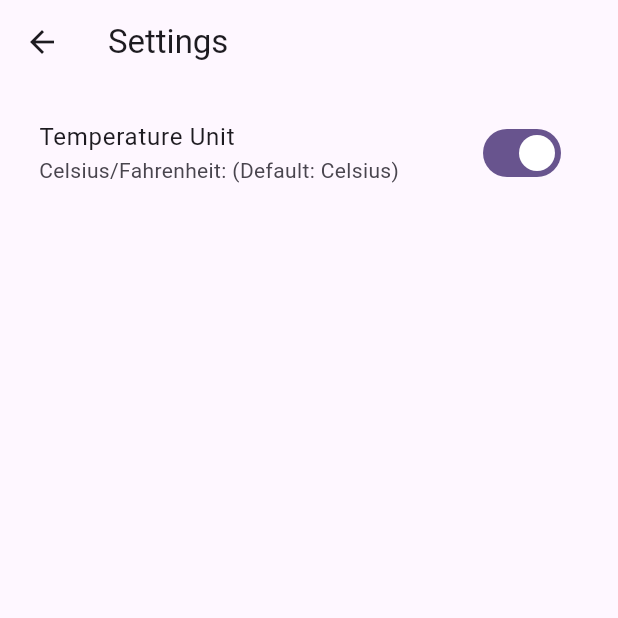
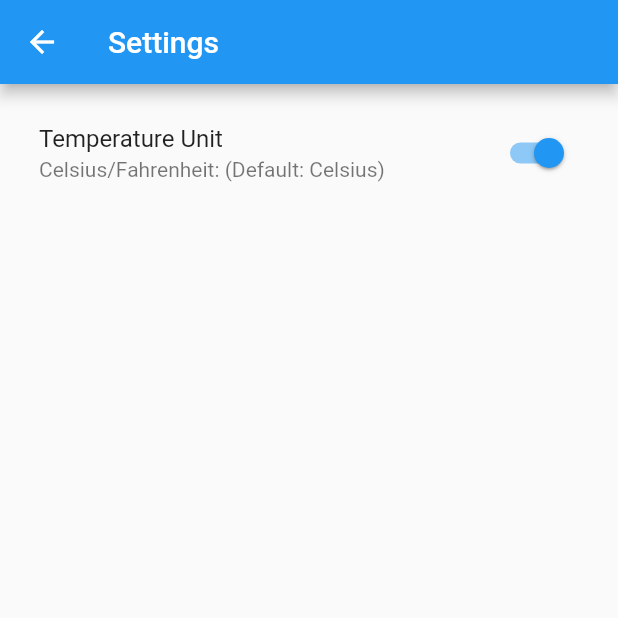
Before and after one commit to phuongltd97dn/FlutterWeatherApp, a Flutter app: the screen it shows after launch, after a tap on the "settings" icon, on a phone screen of 412 x 824 dp, the top half of it. Run offline on Flutter 3.47's test engine with Material 2 defaults, Android fonts, the phone set to English and light mode, and no system bars; our stand-ins replace equatable, flutter_bloc.

Commit message:
handle change theme

```diff
--- a/lib/constants/constants.dart
+++ b/lib/constants/constants.dart
@@ -1,3 +1,4 @@
 const String kHost = 'www.metaweather.com';
 const String kHostNew = 'api.open-meteo.com';
 const String kGeoHostNew = 'geocoding-api.open-meteo.com';
+const int kWarmOrNot = 20;
--- /dev/null
+++ b/lib/cubits/theme/theme_cubit.dart
@@ -0,0 +1,38 @@
+import 'package:equatable/equatable.dart';
+import 'package:flutter_bloc/flutter_bloc.dart';
+
+part 'theme_state.dart';
+
+class ThemeCubit extends Cubit<ThemeState> {
+  // final WeatherCubit weatherCubit;
+
+  // late final StreamSubscription weatherSubscription;
+
+  ThemeCubit(
+      // {required this.weatherCubit}
+      )
+      : super(ThemeState.initital());
+  // {
+  //   weatherSubscription = weatherCubit.stream.listen((weatherState) {
+  //     if (weatherState.weather.isDay == 1) {
+  //       emit(state.copyWith(theme: AppTheme.light));
+  //     } else {
+  //       emit(state.copyWith(theme: AppTheme.dark));
+  //     }
+  //   });
+  // }
+
+  void setTheme(int isDay) {
+    if (isDay == 1) {
+      emit(state.copyWith(theme: AppTheme.light));
+    } else if (isDay == 0) {
+      emit(state.copyWith(theme: AppTheme.dark));
+    }
+  }
+
+  // @override
+  // Future<void> close() {
+  //   weatherSubscription.cancel();
+  //   return super.close();
+  // }
+}
--- /dev/null
+++ b/lib/cubits/theme/theme_state.dart
@@ -0,0 +1,22 @@
+part of 'theme_cubit.dart';
+
+enum AppTheme { light, dark }
+
+class ThemeState extends Equatable {
+  final AppTheme theme;
+
+  const ThemeState({this.theme = AppTheme.light});
+
+  factory ThemeState.initital() {
+    return const ThemeState();
+  }
+
+  @override
+  List<Object> get props => [theme];
+
+  ThemeState copyWith({AppTheme? theme}) {
+    return ThemeState(
+      theme: theme ?? this.theme,
+    );
+  }
+}
--- a/lib/main.dart
+++ b/lib/main.dart
@@ -2,6 +2,7 @@ import 'package:flutter/material.dart';
 import 'package:flutter_bloc/flutter_bloc.dart';
 import 'package:http/http.dart' as http;
 import 'package:weather_app/cubits/temp_settings/temp_settings_cubit.dart';
+import 'package:weather_app/cubits/theme/theme_cubit.dart';
 import 'package:weather_app/cubits/weather/weather_cubit.dart';
 
 import 'pages/home_page.dart';
@@ -31,15 +32,28 @@ class MyApp extends StatelessWidget {
           BlocProvider(
             create: (context) => TempSettingsCubit(),
           ),
+          BlocProvider(
+            create: (context) => ThemeCubit(
+                // weatherCubit: context.read<WeatherCubit>(),
+                ),
+          ),
         ],
-        child: MaterialApp(
-          title: 'Weather App',
-          debugShowCheckedModeBanner: false,
-          theme: ThemeData(
-            colorScheme: ColorScheme.fromSeed(seedColor: Colors.deepPurple),
-            useMaterial3: true,
+        child: BlocListener<WeatherCubit, WeatherState>(
+          listener: (context, weatherState) {
+            context.read<ThemeCubit>().setTheme(weatherState.weather.isDay);
+          },
+          child: BlocBuilder<ThemeCubit, ThemeState>(
+            builder: (context, themeState) {
+              return MaterialApp(
+                title: 'Weather App',
+                debugShowCheckedModeBanner: false,
+                theme: themeState.theme == AppTheme.light
+                    ? ThemeData.light()
+                    : ThemeData.dark(),
+                home: const HomePage(),
+              );
+            },
           ),
-          home: const HomePage(),
         ),
       ),
     );
```
